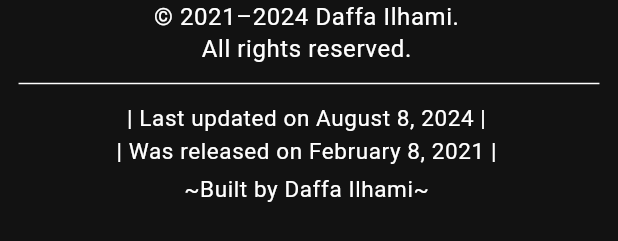
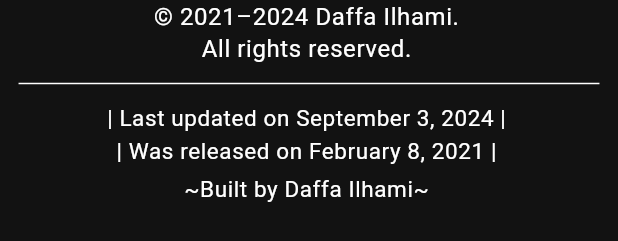
Before and after one commit to mdaffailhami/mdaffailhami, a Flutter app: the MyFooter widget shown alone on an empty page, opened directly, on a phone screen of 412 x 824 dp. Shown: the part 164-405 px from the top of the screen. Run offline on Flutter 3.47's test engine with Material 3 defaults, Android fonts, the phone set to English and light mode, and no system bars; our stand-ins replace font_awesome_flutter, google_fonts, simple_shadow, url_strategy; statements that could not run were skipped.

Commit message:
Update 2.2.1+10

```diff
--- a/lib/screens/home/components/footer.dart
+++ b/lib/screens/home/components/footer.dart
@@ -181,7 +181,7 @@ class MyFooter extends StatelessWidget {
                 child: const Divider(),
               ),
               SelectableText(
-                '| Last updated on August 8, 2024 |',
+                '| Last updated on September 3, 2024 |',
                 textAlign: TextAlign.center,
                 style: Theme.of(context)
                     .textTheme
--- a/pubspec.yaml
+++ b/pubspec.yaml
@@ -15,7 +15,7 @@ publish_to: "none" # Remove this line if you wish to publish to pub.dev
 # In iOS, build-name is used as CFBundleShortVersionString while build-number used as CFBundleVersion.
 # Read more about iOS versioning at
 # https://developer.apple.com/library/archive/documentation/General/Reference/InfoPlistKeyReference/Articles/CoreFoundationKeys.html
-version: 2.2.0+9
+version: 2.2.1+10
 
 environment:
   sdk: ">=2.15.1 <3.0.0"
```
